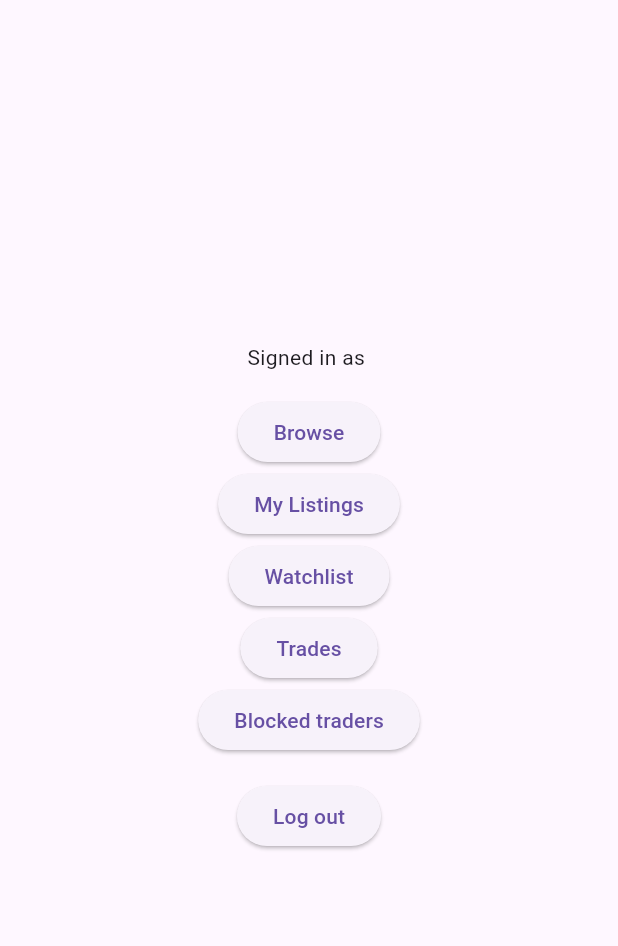
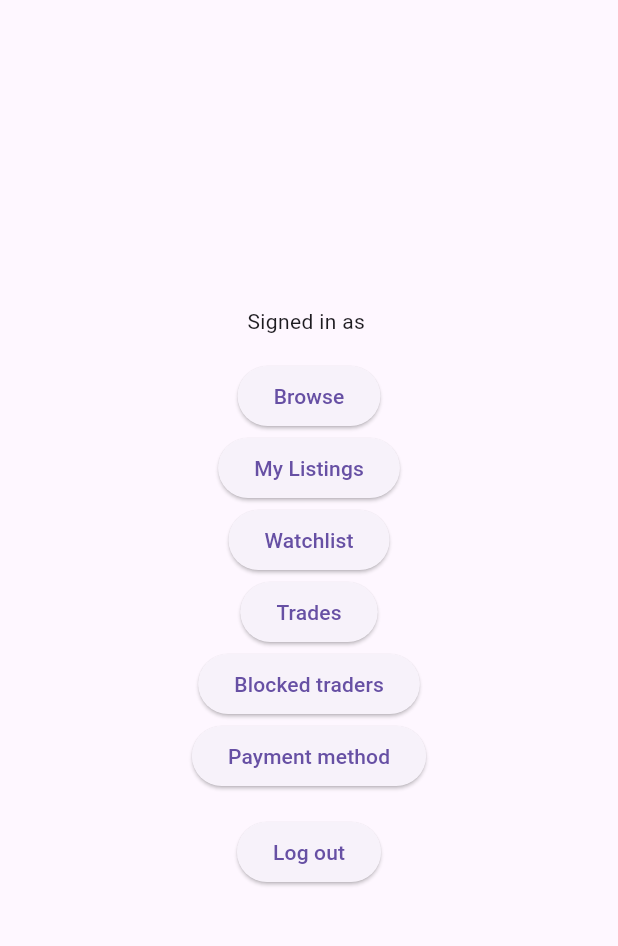
Before and after one commit to MichelFayad/garage-sale, a Flutter app: the HomeScreen screen opened by its route, on a phone screen of 412 x 824 dp, the part 63-1009 px from its top. Run offline on Flutter 3.47's test engine with Material 3 defaults, Android fonts, the phone set to English and light mode, and no system bars; our stand-ins replace flutter_riverpod, flutter_secure_storage, go_router; missing offline and left inert: flutter_stripe; accounts and stored records are empty.

Commit message:
F3(g): wire billing routes, Home/My-Listings nav, and Stripe init

```diff
--- a/apps/mobile_flutter/lib/screens/home_screen.dart
+++ b/apps/mobile_flutter/lib/screens/home_screen.dart
@@ -42,6 +42,11 @@ class HomeScreen extends ConsumerWidget {
               onPressed: () => context.push('/blocks'),
               child: const Text('Blocked traders'),
             ),
+            ElevatedButton(
+              key: const Key('payment_method_button'),
+              onPressed: () => context.push('/billing'),
+              child: const Text('Payment method'),
+            ),
             const SizedBox(height: 16),
             ElevatedButton(
               key: const Key('logout_button'),
```
Also changed, not shown: apps/mobile_flutter/lib/main.dart (+6 -1 lines), apps/mobile_flutter/lib/router/app_router.dart (+11 -0 lines), apps/mobile_flutter/lib/screens/my_listings_screen.dart (+3 -5 lines).
